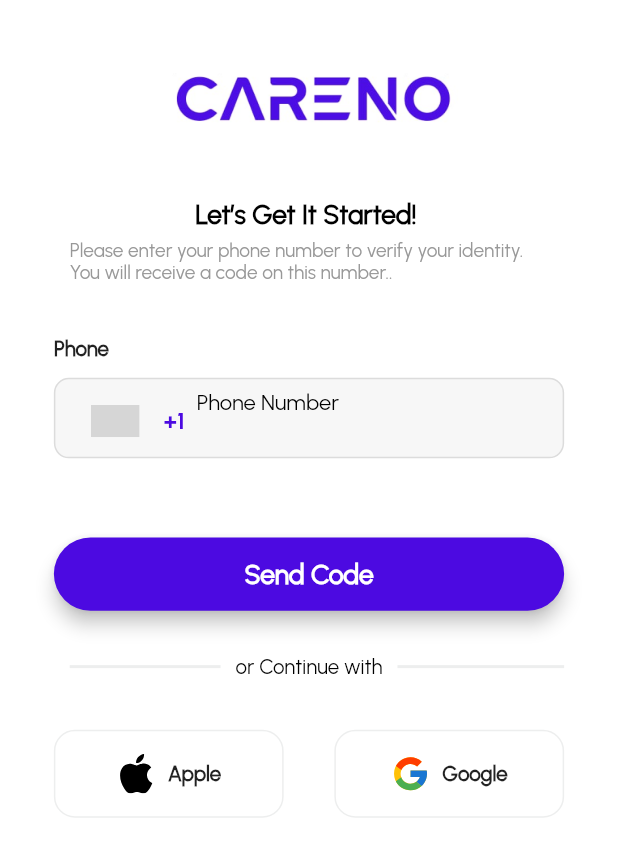
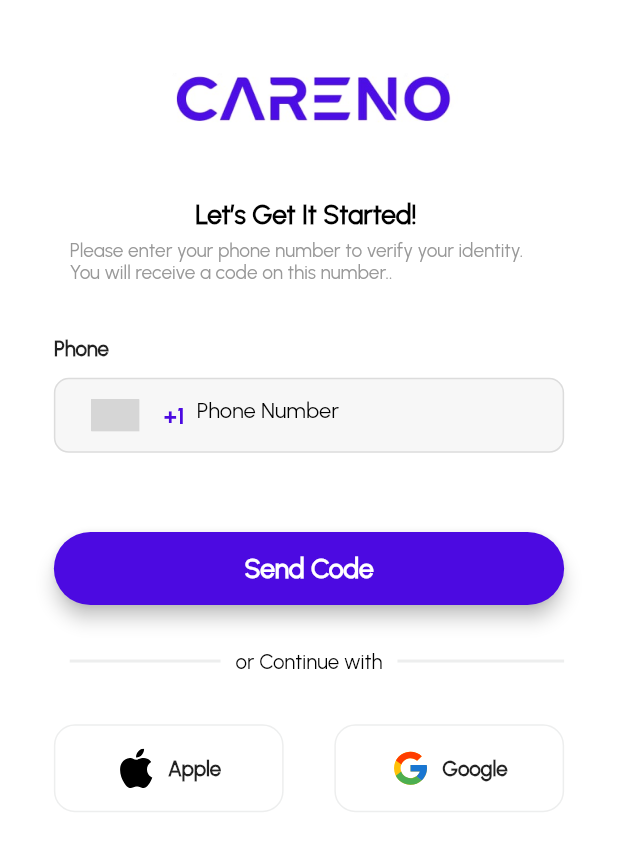
Before and after one commit to FarooqAbbas5155/careno_1, a Flutter app: the ScreenLogin screen opened directly, on a phone screen of 412 x 824 dp. Shown: the top 857 px of the screen. Run offline on Flutter 3.47's test engine with Material 3 defaults, Android fonts, the light colour scheme and no system bars; drawn by our look-alikes of country_code_picker; our stand-ins replace auto_size_text, calendar_date_picker2, card_swiper, cloud_firestore, custom_rating_bar, dotted_border and 22 more; missing offline and left inert: circle_flags, country_list_pick, dart:ffi, dart_mpesa, flutter_google_places, flutter_stripe and 3 more; accounts and stored records are empty; grey boxes are pictures that could not be loaded.

```diff
--- a/lib/AuthSection/screen_login.dart
+++ b/lib/AuthSection/screen_login.dart
@@ -59,7 +59,7 @@
                     Obx(() {
                       return CustomTextField(
                         controller: controller.phoneController.value,
-                        // padding: EdgeInsets.only(left: 10.w, top: 22.h),
+                        padding: EdgeInsets.only(top: 11.h),
                         hint: "Phone Number",
                         keyboardType: TextInputType.number,
                         hintColor: controller.country_code == null ? Color(
@@ -80,7 +80,7 @@
                           showOnlyCountryWhenClosed: false,
                           // optional. aligns the flag and the Text left
                           alignLeft: false,
-                        ).marginOnly(top: 4.h),
+                        ),
                       );
                     }).marginSymmetric(vertical: 4.h),
                     // Text("Password", style: TextStyle(fontFamily: "UrbanistBold",
--- a/lib/User/views/layouts/layout_user_explore_list.dart
+++ b/lib/User/views/layouts/layout_user_explore_list.dart
@@ -1,6 +1,7 @@
 import 'package:card_swiper/card_swiper.dart';
 import 'package:careno/models/promotion_banner.dart';
 import 'package:cloud_firestore/cloud_firestore.dart';
+import 'package:firebase_auth/firebase_auth.dart';
 import 'package:flutter/material.dart';
 import 'dart:async';
 
@@ -18,6 +19,7 @@
 import 'package:get/get.dart';
 import 'package:google_maps_flutter/google_maps_flutter.dart';
 
+import '../../../models/add_host_vehicle.dart';
 import '../screens/full_image_view.dart';
 import '../screens/screen_filter.dart';
 import '../screens/screen_preview_category.dart';
@@ -30,6 +32,7 @@
 var des;
   @override
   Widget build(BuildContext context) {
+    controller.popularVehicle.where((p0) => p0.hostId == FirebaseAuth.instance.currentUser!.uid).toList();
     return Column(
       children: [
         Container(
--- a/lib/constant/helpers.dart
+++ b/lib/constant/helpers.dart
@@ -108,7 +108,8 @@
 
   if (user == null) {
     var doc = await usersRef.doc(id).get();
-    var data = doc.data();
+    var data = doc.id;
+    dev.log(data);
 
     if (data != null) {
       dev.log(data.toString());
--- a/lib/controllers/home_controller.dart
+++ b/lib/controllers/home_controller.dart
@@ -46,7 +46,7 @@
   void onInit() {
 updateToken();
 UserStream();
-vehicleSnapshot = addVehicleRef.snapshots();
+vehicleSnapshot = addVehicleRef.where("hostId",isNotEqualTo: uid).snapshots();
 popularVehicleSnapshot = addVehicleRef.where("rating",isGreaterThanOrEqualTo: 4).snapshots();
 
 categoriesSnapshot = categoryRef.snapshots();
--- a/lib/widgets/custom_textfiled.dart
+++ b/lib/widgets/custom_textfiled.dart
@@ -121,7 +121,7 @@
   Widget build(BuildContext context) {
     return Container(
       // padding: EdgeInsets.only(top: 2.sp),
-      height: widget.height ?? 55.h,
+      // height: widget.height ?? 55.h,
       decoration: BoxDecoration(
           color: Color(0xffB0B0B0).withOpacity(.1),
           borderRadius: BorderRadius.circular(10),
@@ -184,6 +184,7 @@
                 Color(0xff8A8D9F),
             filled: widget.fillColor != null,
             suffixIconConstraints: BoxConstraints(minWidth: 50.sp),
+            prefixIconConstraints: BoxConstraints(minWidth: 50.sp),
             suffixIcon: widget.suffix ??
                 (isPasswordField
                     ? IconButton(
@@ -223,7 +224,7 @@
                     right: 15,
                     top: (widget.maxLines != null) ? 15 : 5,
                     bottom: (widget.maxLines != null) ? 15 : 5),
-            border: InputBorder.none
+            border:InputBorder.none
 
             // filled: true,
             // fillColor: Color(0xF0BBBBBB),
```
